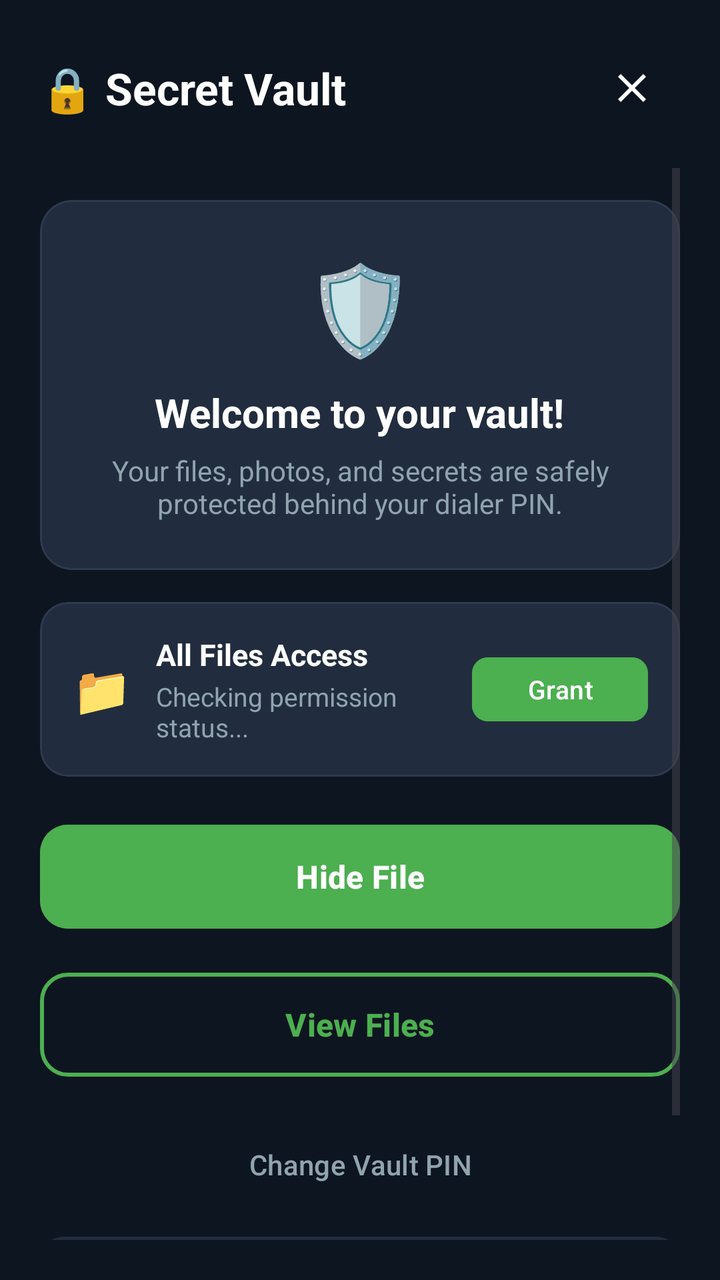
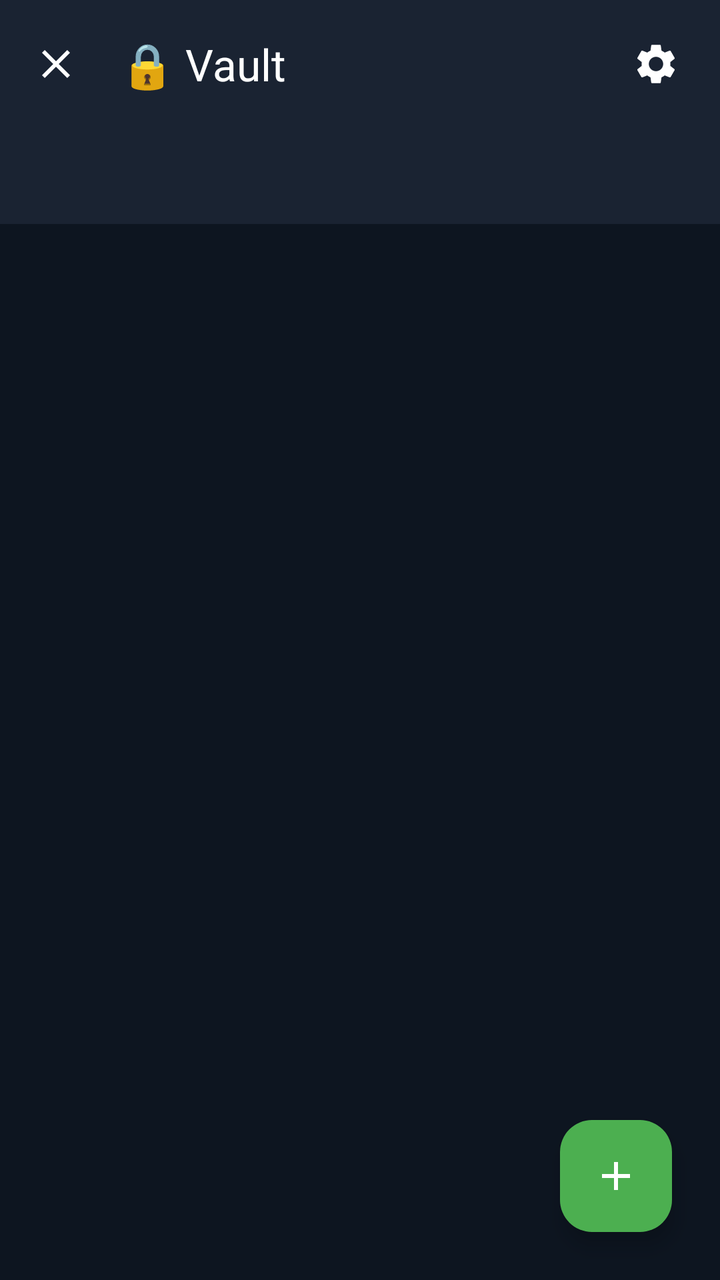

Before-and-after screenshots of an Android layout around one commit, followed by the original layout XML and the change that was made.
<!-- AndroidManifest.xml: application theme Theme.Dialer -->
<!-- res/layout/activity_vault.xml -->
<?xml version="1.0" encoding="utf-8"?>
<androidx.constraintlayout.widget.ConstraintLayout xmlns:android="http://schemas.android.com/apk/res/android"
    xmlns:app="http://schemas.android.com/apk/res-auto"
    xmlns:tools="http://schemas.android.com/tools"
    android:layout_width="match_parent"
    android:layout_height="match_parent"
    android:background="@color/navy_background"
    android:padding="20dp">

    
    <LinearLayout
        android:id="@+id/topBar"
        android:layout_width="match_parent"
        android:layout_height="wrap_content"
        android:gravity="center_vertical"
        android:orientation="horizontal"
        app:layout_constraintTop_toTopOf="parent">

        <TextView
            android:id="@+id/tvVaultTitle"
            android:layout_width="0dp"
            android:layout_height="wrap_content"
            android:layout_weight="1"
            android:text="🔒 Secret Vault"
            android:textColor="@color/text_primary"
            android:textSize="22sp"
            android:textStyle="bold" />

        <ImageButton
            android:id="@+id/btnCloseVault"
            android:layout_width="48dp"
            android:layout_height="48dp"
            android:background="?attr/selectableItemBackgroundBorderless"
            android:contentDescription="Close Vault"
            android:src="@drawable/ic_close"
            app:tint="@color/text_primary" />
    </LinearLayout>

    <ScrollView
        android:layout_width="match_parent"
        android:layout_height="0dp"
        android:layout_marginTop="16dp"
        android:fillViewport="true"
        app:layout_constraintBottom_toBottomOf="parent"
        app:layout_constraintTop_toBottomOf="@id/topBar">

        <LinearLayout
            android:layout_width="match_parent"
            android:layout_height="wrap_content"
            android:gravity="center_horizontal"
            android:orientation="vertical"
            android:paddingTop="16dp"
            android:paddingBottom="24dp">

            
            <com.google.android.material.card.MaterialCardView
                android:layout_width="match_parent"
                android:layout_height="wrap_content"
                app:cardBackgroundColor="@color/navy_surface"
                app:cardCornerRadius="16dp"
                app:cardElevation="0dp"
                app:strokeColor="@color/divider_color"
                app:strokeWidth="1dp">

                <LinearLayout
                    android:layout_width="match_parent"
                    android:layout_height="wrap_content"
                    android:gravity="center"
                    android:orientation="vertical"
                    android:padding="24dp">

                    <TextView
                        android:layout_width="wrap_content"
                        android:layout_height="wrap_content"
                        android:text="🛡️"
                        android:textSize="44sp" />

                    <TextView
                        android:id="@+id/tvWelcomeVault"
                        android:layout_width="wrap_content"
                        android:layout_height="wrap_content"
                        android:layout_marginTop="10dp"
                        android:text="Welcome to your vault!"
                        android:textColor="@color/text_primary"
                        android:textSize="20sp"
                        android:textStyle="bold" />

                    <TextView
                        android:layout_width="wrap_content"
                        android:layout_height="wrap_content"
                        android:layout_marginTop="6dp"
                        android:gravity="center"
                        android:text="Your files, photos, and secrets are safely protected behind your dialer PIN."
                        android:textColor="@color/text_secondary"
                        android:textSize="14sp" />
                </LinearLayout>
            </com.google.android.material.card.MaterialCardView>

            
            <com.google.android.material.card.MaterialCardView
                android:id="@+id/cardPermissionStatus"
                android:layout_width="match_parent"
                android:layout_height="wrap_content"
                android:layout_marginTop="16dp"
                android:clickable="true"
                android:focusable="true"
                android:foreground="?attr/selectableItemBackground"
                app:cardBackgroundColor="@color/navy_surface"
                app:cardCornerRadius="14dp"
                app:cardElevation="0dp"
                app:strokeColor="@color/divider_color"
                app:strokeWidth="1dp">

                <LinearLayout
                    android:layout_width="match_parent"
                    android:layout_height="wrap_content"
                    android:gravity="center_vertical"
                    android:orientation="horizontal"
                    android:padding="16dp">

                    <TextView
                        android:id="@+id/tvPermissionIcon"
                        android:layout_width="wrap_content"
                        android:layout_height="wrap_content"
                        android:text="📁"
                        android:textSize="24sp" />

                    <LinearLayout
                        android:layout_width="0dp"
                        android:layout_height="wrap_content"
                        android:layout_marginStart="12dp"
                        android:layout_weight="1"
                        android:orientation="vertical">

                        <TextView
                            android:id="@+id/tvPermissionTitle"
                            android:layout_width="wrap_content"
                            android:layout_height="wrap_content"
                            android:text="All Files Access"
                            android:textColor="@color/text_primary"
                            android:textSize="15sp"
                            android:textStyle="bold" />

                        <TextView
                            android:id="@+id/tvPermissionSubtitle"
                            android:layout_width="wrap_content"
                            android:layout_height="wrap_content"
                            android:layout_marginTop="2dp"
                            android:text="Checking permission status..."
                            android:textColor="@color/text_secondary"
                            android:textSize="13sp" />
                    </LinearLayout>

                    <com.google.android.material.button.MaterialButton
                        android:id="@+id/btnGrantPermission"
                        style="@style/Widget.Material3.Button.TonalButton"
                        android:layout_width="wrap_content"
                        android:layout_height="40dp"
                        android:layout_marginStart="8dp"
                        android:backgroundTint="@color/accent_green"
                        android:paddingHorizontal="14dp"
                        android:text="Grant"
                        android:textColor="@color/white"
                        android:textSize="13sp"
                        app:cornerRadius="8dp" />
                </LinearLayout>
            </com.google.android.material.card.MaterialCardView>

            
            <LinearLayout
                android:layout_width="match_parent"
                android:layout_height="wrap_content"
                android:layout_marginTop="20dp"
                android:orientation="vertical">

                
                <com.google.android.material.button.MaterialButton
                    android:id="@+id/btnHideFile"
                    android:layout_width="match_parent"
                    android:layout_height="60dp"
                    android:backgroundTint="@color/accent_green"
                    android:drawableStart="@drawable/ic_add_contact"
                    android:drawableTint="@color/white"
                    android:text="Hide File"
                    android:textColor="@color/white"
                    android:textSize="16sp"
                    android:textStyle="bold"
                    app:cornerRadius="14dp"
                    app:iconPadding="12dp" />

                
                <com.google.android.material.button.MaterialButton
                    android:id="@+id/btnViewFiles"
                    style="@style/Widget.Material3.Button.OutlinedButton"
                    android:layout_width="match_parent"
                    android:layout_height="60dp"
                    android:layout_marginTop="14dp"
                    app:strokeColor="@color/accent_green"
                    app:strokeWidth="2dp"
                    android:text="View Files"
                    android:textColor="@color/accent_green"
                    android:textSize="16sp"
                    android:textStyle="bold"
                    app:cornerRadius="14dp" />

                
                <com.google.android.material.button.MaterialButton
                    android:id="@+id/btnChangePin"
                    style="@style/Widget.Material3.Button.TextButton"
                    android:layout_width="match_parent"
                    android:layout_height="48dp"
                    android:layout_marginTop="16dp"
                    android:text="Change Vault PIN"
                    android:textColor="@color/text_secondary"
                    android:textSize="14sp" />

                
                <com.google.android.material.button.MaterialButton
                    android:id="@+id/btnExitVault"
                    style="@style/Widget.Material3.Button.TonalButton"
                    android:layout_width="match_parent"
                    android:layout_height="52dp"
                    android:layout_marginTop="8dp"
                    android:backgroundTint="@color/navy_surface"
                    android:text="Close Vault"
                    android:textColor="@color/text_primary"
                    android:textSize="15sp"
                    app:cornerRadius="12dp" />

            </LinearLayout>

        </LinearLayout>
    </ScrollView>

</androidx.constraintlayout.widget.ConstraintLayout>
<!-- resources referenced by this layout -->
<resources>
  <color name="accent_green">#4CAF50</color>
  <color name="divider_color">#2C3B4E</color>
  <color name="navy_background">#0D1520</color>
  <color name="navy_surface">#212D3E</color>
  <color name="text_primary">#FFFFFF</color>
  <color name="text_secondary">#90A4AE</color>
  <color name="white">#FFFFFFFF</color>
  <!-- drawable ic_add_contact (drawable) -->
  <vector xmlns:android="http://schemas.android.com/apk/res/android"
      android:width="24dp"
      android:height="24dp"
      android:viewportWidth="24"
      android:viewportHeight="24">
    <path
        android:fillColor="#FFFFFFFF"
        android:pathData="M15,12c2.21,0 4,-1.79 4,-4s-1.79,-4 -4,-4 -4,1.79 -4,4 1.79,4 4,4zm0,2c-2.67,0 -8,1.34 -8,4v2h16v-2c0,-2.66 -5.33,-4 -8,-4zm-9,-2V9H4v3H1v2h3v3h2v-3h3v-2H6z"/>
  </vector>
  <!-- drawable ic_close (drawable) -->
  <vector xmlns:android="http://schemas.android.com/apk/res/android"
      android:width="24dp"
      android:height="24dp"
      android:viewportWidth="24"
      android:viewportHeight="24">
    <path
        android:fillColor="@color/text_primary"
        android:pathData="M19,6.41L17.59,5 12,10.59 6.41,5 5,6.41 10.59,12 5,17.59 6.41,19 12,13.41 17.59,19 19,17.59 13.41,12z"/>
  </vector>
  <style name="Theme.Dialer" parent="Theme.Material3.DayNight.NoActionBar">
          
          <item name="colorPrimary">@color/accent_green</item>
          <item name="colorOnPrimary">@color/white</item>
          <item name="colorPrimaryContainer">@color/navy_surface</item>
          <item name="colorOnPrimaryContainer">@color/text_primary</item>
  
          
          <item name="android:colorBackground">@color/navy_background</item>
          <item name="colorSurface">@color/navy_surface</item>
          <item name="colorOnSurface">@color/text_primary</item>
          <item name="colorOnSurfaceVariant">@color/text_secondary</item>
  
          
          <item name="android:statusBarColor">@color/navy_background</item>
          <item name="android:navigationBarColor">@color/navy_background</item>
          <item name="android:windowLightStatusBar">false</item>
      </style>
</resources>

<!-- the commit's change to res/layout/activity_vault.xml (unified diff, before → after) -->
@@ -1,235 +1,140 @@
 <?xml version="1.0" encoding="utf-8"?>
-<androidx.constraintlayout.widget.ConstraintLayout xmlns:android="http://schemas.android.com/apk/res/android"
+<androidx.coordinatorlayout.widget.CoordinatorLayout xmlns:android="http://schemas.android.com/apk/res/android"
     xmlns:app="http://schemas.android.com/apk/res-auto"
     xmlns:tools="http://schemas.android.com/tools"
     android:layout_width="match_parent"
     android:layout_height="match_parent"
-    android:background="@color/navy_background"
-    android:padding="20dp">
+    android:background="@color/navy_background">
+
+    <com.google.android.material.appbar.AppBarLayout
+        android:id="@+id/appBarLayout"
+        android:layout_width="match_parent"
+        android:layout_height="wrap_content"
+        android:background="@color/navy_primary"
+        app:elevation="0dp">
+
+        
+        <androidx.appcompat.widget.Toolbar
+            android:id="@+id/vaultToolbar"
+            android:layout_width="match_parent"
+            android:layout_height="?attr/actionBarSize"
+            android:background="@color/navy_primary"
+            app:navigationIcon="@drawable/ic_close"
+            app:navigationIconTint="@color/text_primary"
+            app:title="🔒 Vault"
+            app:titleTextColor="@color/text_primary">
+
+            <ImageButton
+                android:id="@+id/btnSettings"
+                android:layout_width="48dp"
+                android:layout_height="48dp"
+                android:layout_gravity="end"
+                android:layout_marginEnd="8dp"
+                android:background="?attr/selectableItemBackgroundBorderless"
+                android:contentDescription="Vault Settings"
+                android:src="@drawable/ic_settings"
+                app:tint="@color/text_primary" />
+
+        </androidx.appcompat.widget.Toolbar>
+
+        
+        <com.google.android.material.tabs.TabLayout
+            android:id="@+id/tabLayoutVault"
+            android:layout_width="match_parent"
+            android:layout_height="48dp"
+            android:background="@color/navy_primary"
+            app:tabGravity="fill"
+            app:tabIndicatorColor="@color/accent_green"
+            app:tabIndicatorFullWidth="false"
+            app:tabIndicatorHeight="3dp"
+            app:tabMode="fixed"
+            app:tabRippleColor="@color/ripple_green"
+            app:tabSelectedTextColor="@color/accent_green"
+            app:tabTextColor="@color/text_secondary" />
+
+    </com.google.android.material.appbar.AppBarLayout>
 
     
-    <LinearLayout
-        android:id="@+id/topBar"
+    <androidx.constraintlayout.widget.ConstraintLayout
         android:layout_width="match_parent"
-        android:layout_height="wrap_content"
-        android:gravity="center_vertical"
-        android:orientation="horizontal"
-        app:layout_constraintTop_toTopOf="parent">
+        android:layout_height="match_parent"
+        app:layout_behavior="@string/appbar_scrolling_view_behavior">
 
-        <TextView
-            android:id="@+id/tvVaultTitle"
-            android:layout_width="0dp"
+        
+        <ProgressBar
+            android:id="@+id/progressBar"
+            android:layout_width="wrap_content"
             android:layout_height="wrap_content"
-            android:layout_weight="1"
-            android:text="🔒 Secret Vault"
-            android:textColor="@color/text_primary"
-            android:textSize="22sp"
-            android:textStyle="bold" />
+            android:indeterminateTint="@color/accent_green"
+            android:visibility="gone"
+            app:layout_constraintBottom_toBottomOf="parent"
+            app:layout_constraintEnd_toEndOf="parent"
+            app:layout_constraintStart_toStartOf="parent"
+            app:layout_constraintTop_toTopOf="parent" />
 
-        <ImageButton
-            android:id="@+id/btnCloseVault"
-            android:layout_width="48dp"
-            android:layout_height="48dp"
-            android:background="?attr/selectableItemBackgroundBorderless"
-            android:contentDescription="Close Vault"
-            android:src="@drawable/ic_close"
-            app:tint="@color/text_primary" />
-    </LinearLayout>
+        
+        <androidx.recyclerview.widget.RecyclerView
+            android:id="@+id/rvVaultFiles"
+            android:layout_width="match_parent"
+            android:layout_height="match_parent"
+            android:clipToPadding="false"
+            android:padding="8dp"
+            android:paddingBottom="88dp" />
 
-    <ScrollView
-        android:layout_width="match_parent"
-        android:layout_height="0dp"
-        android:layout_marginTop="16dp"
-        android:fillViewport="true"
-        app:layout_constraintBottom_toBottomOf="parent"
-        app:layout_constraintTop_toBottomOf="@id/topBar">
-
+        
         <LinearLayout
+            android:id="@+id/emptyStateContainer"
             android:layout_width="match_parent"
             android:layout_height="wrap_content"
-            android:gravity="center_horizontal"
+            android:gravity="center"
             android:orientation="vertical"
-            android:paddingTop="16dp"
-            android:paddingBottom="24dp">
+            android:padding="32dp"
+            android:visibility="gone"
+            app:layout_constraintBottom_toBottomOf="parent"
+            app:layout_constraintTop_toTopOf="parent">
 
-            
-            <com.google.android.material.card.MaterialCardView
-                android:layout_width="match_parent"
+            <TextView
+                android:id="@+id/tvEmptyIcon"
+                android:layout_width="wrap_content"
                 android:layout_height="wrap_content"
-                app:cardBackgroundColor="@color/navy_surface"
-                app:cardCornerRadius="16dp"
-                app:cardElevation="0dp"
-                app:strokeColor="@color/divider_color"
-                app:strokeWidth="1dp">
+                android:text="🎬"
+                android:textSize="56sp" />
 
-                <LinearLayout
-                    android:layout_width="match_parent"
-                    android:layout_height="wrap_content"
-                    android:gravity="center"
-                    android:orientation="vertical"
-                    android:padding="24dp">
-
-                    <TextView
-                        android:layout_width="wrap_content"
-                        android:layout_height="wrap_content"
-                        android:text="🛡️"
-                        android:textSize="44sp" />
-
-                    <TextView
-                        android:id="@+id/tvWelcomeVault"
-                        android:layout_width="wrap_content"
-                        android:layout_height="wrap_content"
-                        android:layout_marginTop="10dp"
-                        android:text="Welcome to your vault!"
-                        android:textColor="@color/text_primary"
-                        android:textSize="20sp"
-                        android:textStyle="bold" />
-
-                    <TextView
-                        android:layout_width="wrap_content"
-                        android:layout_height="wrap_content"
-                        android:layout_marginTop="6dp"
-                        android:gravity="center"
-                        android:text="Your files, photos, and secrets are safely protected behind your dialer PIN."
-                        android:textColor="@color/text_secondary"
-                        android:textSize="14sp" />
-                </LinearLayout>
-            </com.google.android.material.card.MaterialCardView>
-
-            
-            <com.google.android.material.card.MaterialCardView
-                android:id="@+id/cardPermissionStatus"
-                android:layout_width="match_parent"
+            <TextView
+                android:id="@+id/tvEmptyTitle"
+                android:layout_width="wrap_content"
                 android:layout_height="wrap_content"
                 android:layout_marginTop="16dp"
-                android:clickable="true"
-                android:focusable="true"
-                android:foreground="?attr/selectableItemBackground"
-                app:cardBackgroundColor="@color/navy_surface"
-                app:cardCornerRadius="14dp"
-                app:cardElevation="0dp"
-                app:strokeColor="@color/divider_color"
-                app:strokeWidth="1dp">
+                android:text="No hidden videos"
+                android:textColor="@color/text_primary"
+                android:textSize="18sp"
+                android:textStyle="bold" />
 
-                <LinearLayout
-                    android:layout_width="match_parent"
-                    android:layout_height="wrap_content"
-                    android:gravity="center_vertical"
-                    android:orientation="horizontal"
-                    android:padding="16dp">
+            <TextView
+                android:id="@+id/tvEmptySubtitle"
+                android:layout_width="wrap_content"
+                android:layout_height="wrap_content"
+                android:layout_marginTop="8dp"
+                android:gravity="center"
+                android:text="Tap the + button below to securely hide files in your vault."
+                android:textColor="@color/text_secondary"
+                android:textSize="14sp" />
+        </LinearLayout>
 
-                    <TextView
-                        android:id="@+id/tvPermissionIcon"
-                        android:layout_width="wrap_content"
-                        android:layout_height="wrap_content"
-                        android:text="📁"
-                        android:textSize="24sp" />
+    </androidx.constraintlayout.widget.ConstraintLayout>
 
-                    <LinearLayout
-                        android:layout_width="0dp"
-                        android:layout_height="wrap_content"
-                        android:layout_marginStart="12dp"
-                        android:layout_weight="1"
-                        android:orientation="vertical">
+    
+    <com.google.android.material.floatingactionbutton.FloatingActionButton
+        android:id="@+id/fabAdd"
+        android:layout_width="wrap_content"
+        android:layout_height="wrap_content"
+        android:layout_gravity="bottom|end"
+        android:layout_margin="24dp"
+        android:contentDescription="Add / Hide File"
+        android:src="@drawable/ic_add"
+        app:backgroundTint="@color/accent_green"
+        app:elevation="6dp"
+        app:fabSize="normal"
+        app:tint="@color/white" />
 
-                        <TextView
-                            android:id="@+id/tvPermissionTitle"
-                            android:layout_width="wrap_content"
-                            android:layout_height="wrap_content"
-                            android:text="All Files Access"
-                            android:textColor="@color/text_primary"
-                            android:textSize="15sp"
-                            android:textStyle="bold" />
-
-                        <TextView
-                            android:id="@+id/tvPermissionSubtitle"
-                            android:layout_width="wrap_content"
-                            android:layout_height="wrap_content"
-                            android:layout_marginTop="2dp"
-                            android:text="Checking permission status..."
-                            android:textColor="@color/text_secondary"
-                            android:textSize="13sp" />
-                    </LinearLayout>
-
-                    <com.google.android.material.button.MaterialButton
-                        android:id="@+id/btnGrantPermission"
-                        style="@style/Widget.Material3.Button.TonalButton"
-                        android:layout_width="wrap_content"
-                        android:layout_height="40dp"
-                        android:layout_marginStart="8dp"
-                        android:backgroundTint="@color/accent_green"
-                        android:paddingHorizontal="14dp"
-                        android:text="Grant"
-                        android:textColor="@color/white"
-                        android:textSize="13sp"
-                        app:cornerRadius="8dp" />
-                </LinearLayout>
-            </com.google.android.material.card.MaterialCardView>
-
-            
-            <LinearLayout
-                android:layout_width="match_parent"
-                android:layout_height="wrap_content"
-                android:layout_marginTop="20dp"
-                android:orientation="vertical">
-
-                
-                <com.google.android.material.button.MaterialButton
-                    android:id="@+id/btnHideFile"
-                    android:layout_width="match_parent"
-                    android:layout_height="60dp"
-                    android:backgroundTint="@color/accent_green"
-                    android:drawableStart="@drawable/ic_add_contact"
-                    android:drawableTint="@color/white"
-                    android:text="Hide File"
-                    android:textColor="@color/white"
-                    android:textSize="16sp"
-                    android:textStyle="bold"
-                    app:cornerRadius="14dp"
-                    app:iconPadding="12dp" />
-
-                
-                <com.google.android.material.button.MaterialButton
-                    android:id="@+id/btnViewFiles"
-                    style="@style/Widget.Material3.Button.OutlinedButton"
-                    android:layout_width="match_parent"
-                    android:layout_height="60dp"
-                    android:layout_marginTop="14dp"
-                    app:strokeColor="@color/accent_green"
-                    app:strokeWidth="2dp"
-                    android:text="View Files"
-                    android:textColor="@color/accent_green"
-                    android:textSize="16sp"
-                    android:textStyle="bold"
-                    app:cornerRadius="14dp" />
-
-                
-                <com.google.android.material.button.MaterialButton
-                    android:id="@+id/btnChangePin"
-                    style="@style/Widget.Material3.Button.TextButton"
-                    android:layout_width="match_parent"
-                    android:layout_height="48dp"
-                    android:layout_marginTop="16dp"
-                    android:text="Change Vault PIN"
-                    android:textColor="@color/text_secondary"
-                    android:textSize="14sp" />
-
-                
-                <com.google.android.material.button.MaterialButton
-                    android:id="@+id/btnExitVault"
-                    style="@style/Widget.Material3.Button.TonalButton"
-                    android:layout_width="match_parent"
-                    android:layout_height="52dp"
-                    android:layout_marginTop="8dp"
-                    android:backgroundTint="@color/navy_surface"
-                    android:text="Close Vault"
-                    android:textColor="@color/text_primary"
-                    android:textSize="15sp"
-                    app:cornerRadius="12dp" />
-
-            </LinearLayout>
-
-        </LinearLayout>
-    </ScrollView>
-
-</androidx.constraintlayout.widget.ConstraintLayout>
+</androidx.coordinatorlayout.widget.CoordinatorLayout>
<!-- resource entries referenced after the edit -->
@@ -1,21 +1,21 @@
 <!-- resources referenced by this layout -->
 <resources>
   <color name="accent_green">#4CAF50</color>
-  <color name="divider_color">#2C3B4E</color>
   <color name="navy_background">#0D1520</color>
-  <color name="navy_surface">#212D3E</color>
+  <color name="navy_primary">#1A2332</color>
+  <color name="ripple_green">#4D4CAF50</color>
   <color name="text_primary">#FFFFFF</color>
   <color name="text_secondary">#90A4AE</color>
   <color name="white">#FFFFFFFF</color>
-  <!-- drawable ic_add_contact (drawable) -->
+  <!-- drawable ic_add (drawable) -->
   <vector xmlns:android="http://schemas.android.com/apk/res/android"
       android:width="24dp"
       android:height="24dp"
       android:viewportWidth="24"
       android:viewportHeight="24">
     <path
-        android:fillColor="#FFFFFFFF"
-        android:pathData="M15,12c2.21,0 4,-1.79 4,-4s-1.79,-4 -4,-4 -4,1.79 -4,4 1.79,4 4,4zm0,2c-2.67,0 -8,1.34 -8,4v2h16v-2c0,-2.66 -5.33,-4 -8,-4zm-9,-2V9H4v3H1v2h3v3h2v-3h3v-2H6z"/>
+        android:fillColor="@color/white"
+        android:pathData="M19,13h-6v6h-2v-6H5v-2h6V5h2v6h6v2z"/>
   </vector>
   <!-- drawable ic_close (drawable) -->
   <vector xmlns:android="http://schemas.android.com/apk/res/android"
@@ -26,6 +26,16 @@
     <path
         android:fillColor="@color/text_primary"
         android:pathData="M19,6.41L17.59,5 12,10.59 6.41,5 5,6.41 10.59,12 5,17.59 6.41,19 12,13.41 17.59,19 19,17.59 13.41,12z"/>
+  </vector>
+  <!-- drawable ic_settings (drawable) -->
+  <vector xmlns:android="http://schemas.android.com/apk/res/android"
+      android:width="24dp"
+      android:height="24dp"
+      android:viewportWidth="24"
+      android:viewportHeight="24">
+    <path
+        android:fillColor="@color/text_primary"
+        android:pathData="M19.14,12.94c0.04,-0.3 0.06,-0.61 0.06,-0.94 0,-0.32 -0.02,-0.64 -0.07,-0.94l2.03,-1.58c0.18,-0.14 0.23,-0.41 0.12,-0.61l-1.92,-3.32c-0.12,-0.22 -0.37,-0.29 -0.59,-0.22l-2.39,0.96c-0.5,-0.38 -1.03,-0.7 -1.62,-0.94l-0.36,-2.54c-0.04,-0.24 -0.24,-0.41 -0.48,-0.41h-3.84c-0.24,0 -0.43,0.17 -0.47,0.41l-0.36,2.54c-0.59,0.24 -1.13,0.57 -1.62,0.94l-2.39,-0.96c-0.22,-0.08 -0.47,0 -0.59,0.22L2.74,8.87c-0.12,0.21 -0.08,0.47 0.12,0.61l2.03,1.58c-0.05,0.3 -0.09,0.63 -0.09,0.94s0.02,0.64 0.07,0.94l-2.03,1.58c-0.18,0.14 -0.23,0.41 -0.12,0.61l1.92,3.32c0.12,0.22 0.37,0.29 0.59,0.22l2.39,-0.96c0.5,0.38 1.03,0.7 1.62,0.94l0.36,2.54c0.05,0.24 0.24,0.41 0.48,0.41h3.84c0.24,0 0.44,-0.17 0.47,-0.41l0.36,-2.54c0.59,-0.24 1.13,-0.56 1.62,-0.94l2.39,0.96c0.22,0.08 0.47,0 0.59,-0.22l1.92,-3.32c0.12,-0.22 0.07,-0.47 -0.12,-0.61l-2.01,-1.58zM12,15.6c-1.98,0 -3.6,-1.62 -3.6,-3.6s1.62,-3.6 3.6,-3.6 3.6,1.62 3.6,3.6 -1.62,3.6 -3.6,3.6z"/>
   </vector>
   <style name="Theme.Dialer" parent="Theme.Material3.DayNight.NoActionBar">
           
@@ -45,5 +55,6 @@
           <item name="android:navigationBarColor">@color/navy_background</item>
           <item name="android:windowLightStatusBar">false</item>
       </style>
+  <color name="navy_surface">#212D3E</color>
 </resources>
 
